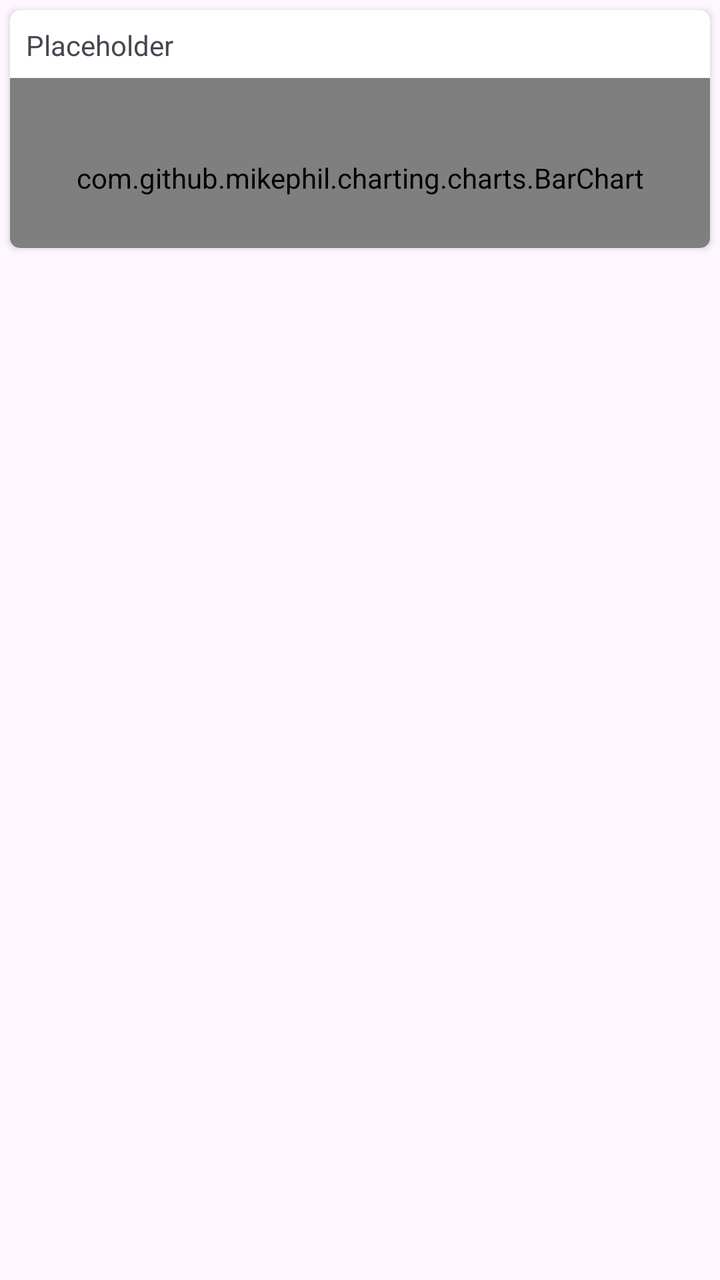
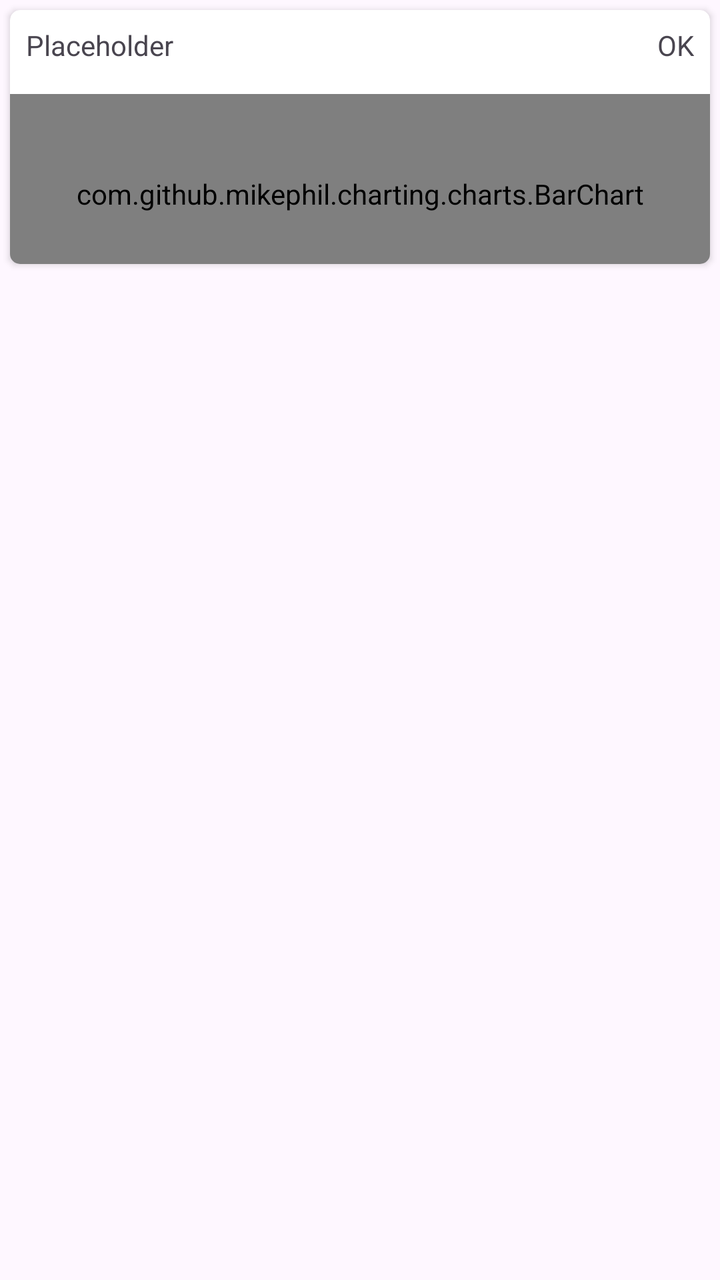

An Android layout rendered at two revisions. The XML below is the earlier revision; the diff shows what the commit changed to produce the second picture.
<!-- AndroidManifest.xml: application theme Theme.RUBMotorsportGroup2 -->
<!-- res/layout/segment_card.xml -->
<?xml version="1.0" encoding="utf-8"?>
<androidx.constraintlayout.widget.ConstraintLayout xmlns:android="http://schemas.android.com/apk/res/android"
    xmlns:app="http://schemas.android.com/apk/res-auto"
    xmlns:tools="http://schemas.android.com/tools"
    android:layout_width="match_parent"
    android:layout_height="wrap_content">

    <androidx.cardview.widget.CardView
        android:id="@+id/cv_segment"
        android:layout_width="match_parent"
        android:layout_height="0dp"
        android:layout_margin="5dp"
        app:cardCornerRadius="5dp"
        app:layout_constraintEnd_toEndOf="parent"
        app:layout_constraintStart_toStartOf="parent"
        app:layout_constraintTop_toTopOf="parent">

        <LinearLayout
            android:layout_width="match_parent"
            android:layout_height="wrap_content"
            android:orientation="vertical">

            <TextView
                android:id="@+id/tv_segmentID"
                android:layout_width="match_parent"
                android:layout_height="wrap_content"
                android:text="Placeholder"
                android:translationX="8dp"
                android:translationY="8dp" />

            <com.github.mikephil.charting.charts.BarChart
                android:id="@+id/bc_segmentData"
                android:layout_width="match_parent"
                android:layout_height="100dp"
                android:translationY="15dp" />

        </LinearLayout>

    </androidx.cardview.widget.CardView>
</androidx.constraintlayout.widget.ConstraintLayout>
<!-- resources referenced by this layout -->
<resources>
  <style name="Theme.RUBMotorsportGroup2" parent="Base.Theme.RUBMotorsportGroup2" />
  <style name="Base.Theme.RUBMotorsportGroup2" parent="Theme.Material3.DayNight.NoActionBar">
          
          
      </style>
</resources>

<!-- the commit's change to res/layout/segment_card.xml (unified diff, before → after) -->
@@ -15,26 +15,39 @@
         app:layout_constraintStart_toStartOf="parent"
         app:layout_constraintTop_toTopOf="parent">
 
-        <LinearLayout
+        <androidx.constraintlayout.widget.ConstraintLayout
             android:layout_width="match_parent"
-            android:layout_height="wrap_content"
-            android:orientation="vertical">
+            android:layout_height="match_parent">
+
+            <TextView
+                android:id="@+id/textView"
+                android:layout_width="wrap_content"
+                android:layout_height="wrap_content"
+                android:layout_marginTop="8dp"
+                android:layout_marginEnd="8dp"
+                android:text="@string/status_ok"
+                app:layout_constraintEnd_toEndOf="parent"
+                app:layout_constraintTop_toTopOf="parent" />
 
             <TextView
                 android:id="@+id/tv_segmentID"
-                android:layout_width="match_parent"
+                android:layout_width="0dp"
                 android:layout_height="wrap_content"
+                android:layout_marginStart="8dp"
+                android:layout_marginTop="8dp"
                 android:text="Placeholder"
-                android:translationX="8dp"
-                android:translationY="8dp" />
+                app:layout_constraintStart_toStartOf="parent"
+                app:layout_constraintTop_toTopOf="parent" />
 
             <com.github.mikephil.charting.charts.BarChart
                 android:id="@+id/bc_segmentData"
                 android:layout_width="match_parent"
                 android:layout_height="100dp"
-                android:translationY="15dp" />
+                android:translationY="15dp"
+                app:layout_constraintTop_toBottomOf="@+id/tv_segmentID"
+                tools:layout_editor_absoluteX="0dp" />
 
-        </LinearLayout>
+        </androidx.constraintlayout.widget.ConstraintLayout>
 
     </androidx.cardview.widget.CardView>
 </androidx.constraintlayout.widget.ConstraintLayout>
<!-- resource entries referenced after the edit -->
@@ -1,5 +1,6 @@
 <!-- resources referenced by this layout -->
 <resources>
+  <string name="status_ok">OK</string>
   <style name="Theme.RUBMotorsportGroup2" parent="Base.Theme.RUBMotorsportGroup2" />
   <style name="Base.Theme.RUBMotorsportGroup2" parent="Theme.Material3.DayNight.NoActionBar">
           
